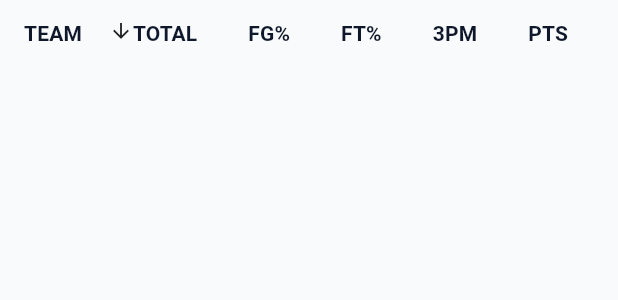
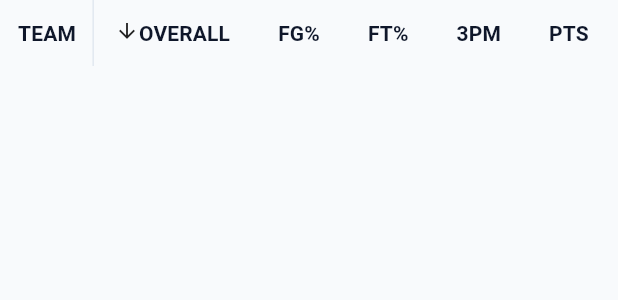
Before and after one commit to shairub5/rosteriq, a Flutter app: the AllPlayTable widget shown alone on an empty page, opened directly with empty values, on a phone screen of 412 x 824 dp. Shown: the top 300 px of the screen. Run offline on Flutter 3.47's test engine with Material 3 defaults, Android fonts, the phone set to English and light mode, and no system bars; our stand-ins replace cached_network_image, flutter_riverpod, flutter_secure_storage, shared_preferences; missing offline and left inert: flutter_web_auth_2; accounts and stored records are empty; network calls fail.

Commit message:
League table: every team's rank per category, frozen team column
Co-Authored-By: Claude Opus 5.5 <noreply@anthropic.com>

```diff
--- a/lib/screens/matchup_screen.dart
+++ b/lib/screens/matchup_screen.dart
@@ -358,13 +358,12 @@ class MatchupScreen extends ConsumerWidget {
     final rows = leagueTable(period);
     final label = season ? 'season' : 'week ${period.first.week}';
     return [
-      SectionHeader('Category wins vs every team · $label'),
+      SectionHeader('Category ranks · all teams · $label'),
       Card(clipBehavior: Clip.antiAlias, child: AllPlayTable(rows: allPlay(period), myName: myName)),
       const SizedBox(height: 6),
       Text(
-        'How many teams each team beats in each category, as if everyone played everyone '
-        '(${season ? '11 per week' : 'out of 11'}). Small number = its total${season ? ' (weekly average)' : ''}. '
-        'Swipe sideways; tap a column to sort.',
+        'Each team\'s rank among all 12 in every category, with its total underneath'
+        '${season ? ' (weekly average)' : ''}. Swipe sideways for all 9; tap a column to sort.',
         style: Theme.of(context).textTheme.bodySmall,
         textAlign: TextAlign.center,
       ),
@@ -856,7 +855,8 @@ class MyRanks extends StatelessWidget {
   }
 }
 
-/// All-play wins per team and category; sortable by any column, best per column highlighted.
+/// Every team's league rank in each category (by all-play wins) with its total underneath;
+/// sortable by any column, top 3 green and bottom 3 red.
 class AllPlayTable extends StatefulWidget {
   final List<AllPlayRow> rows;
   final String? myName;
@@ -880,61 +880,87 @@ class _AllPlayTableState extends State<AllPlayTable> {
         final byValue = _value(b).compareTo(_value(a));
         return byValue != 0 ? byValue : b.total.w.compareTo(a.total.w);
       });
-    final best = {for (final c in allStatCategories) c: rows.fold(0, (m, r) => r.cats[c]!.w > m ? r.cats[c]!.w : m)};
-    final bestTotal = rows.fold(0, (m, r) => r.total.w > m ? r.total.w : m);
-    Widget cell(int wins, String sub, bool top) => Column(
+    final n = rows.length;
+    // Rank = 1 + teams with more all-play wins (ties share a rank).
+    int rank(int Function(AllPlayRow r) wins, AllPlayRow r) => rows.where((o) => wins(o) > wins(r)).length + 1;
+    Widget cell(int rank, String sub) {
+      final color = rank <= 3
+          ? context.stat.win
+          : rank > n - 3
+              ? context.stat.loss
+              : null;
+      return Column(
         mainAxisAlignment: MainAxisAlignment.center,
         crossAxisAlignment: CrossAxisAlignment.end,
         children: [
-            Text('$wins',
+          Text(ordinal(rank),
               style: theme.textTheme.titleSmall?.copyWith(
-                  color: top ? context.stat.win : null,
-                  fontWeight: top ? FontWeight.w800 : FontWeight.w600,
+                color: color,
+                fontWeight: rank == 1 ? FontWeight.w800 : FontWeight.w600,
               )),
           Text(sub, style: theme.textTheme.labelSmall?.copyWith(color: theme.colorScheme.onSurfaceVariant)),
         ],
       );
+    }
 
-    return SingleChildScrollView(
+    Color? rowColor(AllPlayRow r) => r.name == widget.myName ? theme.colorScheme.primaryContainer : null;
+    // Team names stay put; the 10 numeric columns scroll sideways next to them. Both tables use
+    // the same fixed row heights so the rows line up.
+    DataTable table({required List<DataColumn> columns, required List<DataCell> Function(AllPlayRow r) cells, double spacing = 16}) =>
+        DataTable(
+          columnSpacing: spacing,
+          horizontalMargin: 12,
+          headingRowHeight: 44,
+          dataRowMinHeight: 56,
+          dataRowMaxHeight: 56,
+          sortColumnIndex: columns.length == 1 ? null : (_sortBy == null ? 0 : 1 + allStatCategories.indexOf(_sortBy!)),
+          sortAscending: false,
+          columns: columns,
+          rows: [for (final r in rows) DataRow(color: WidgetStatePropertyAll(rowColor(r)), cells: cells(r))],
+        );
+
+    return Row(
+      crossAxisAlignment: CrossAxisAlignment.start,
+      children: [
+        DecoratedBox(
+          decoration: BoxDecoration(border: Border(right: BorderSide(color: theme.colorScheme.outlineVariant))),
+          child: table(
+            columns: const [DataColumn(label: Text('TEAM'))],
+            cells: (r) => [
+              DataCell(ConstrainedBox(
+                constraints: const BoxConstraints(maxWidth: 96),
+                child: Text(
+                  r.name,
+                  overflow: TextOverflow.ellipsis,
+                  maxLines: 2,
+                  style: theme.textTheme.bodyMedium?.copyWith(fontWeight: FontWeight.w600, height: 1.15),
+                ),
+              )),
+            ],
+          ),
+        ),
+        Expanded(
+          child: SingleChildScrollView(
             scrollDirection: Axis.horizontal,
-      child: DataTable(
-        columnSpacing: 16,
-        horizontalMargin: 16,
-        headingRowHeight: 44,
-        dataRowMinHeight: 52,
-        dataRowMaxHeight: 56,
-        sortColumnIndex: _sortBy == null ? 1 : 2 + allStatCategories.indexOf(_sortBy!),
-        sortAscending: false,
+            child: table(
+              spacing: 14,
               columns: [
-          const DataColumn(label: Text('TEAM')),
-          DataColumn(label: const Text('TOTAL'), numeric: true, onSort: (_, _) => setState(() => _sortBy = null)),
+                DataColumn(label: const Text('OVERALL'), numeric: true, onSort: (_, _) => setState(() => _sortBy = null)),
                 for (final c in allStatCategories)
                   DataColumn(label: Text(c.label), numeric: true, onSort: (_, _) => setState(() => _sortBy = c)),
               ],
-        rows: [
-          for (final r in rows)
-            DataRow(
-              color: WidgetStatePropertyAll(r.name == widget.myName ? theme.colorScheme.primaryContainer : null),
-              cells: [
-                DataCell(ConstrainedBox(
-                  constraints: const BoxConstraints(maxWidth: 110),
-                  child: Text(
-                    r.name,
-                    overflow: TextOverflow.ellipsis,
-                    style: theme.textTheme.bodyMedium?.copyWith(fontWeight: FontWeight.w600),
-                  ),
-                )),
-                DataCell(cell(r.total.w, '${(100 * r.total.w / (r.total.w + r.total.l + r.total.t).clamp(1, 1 << 30)).round()}%',
-                    r.total.w == bestTotal)),
-                for (final c in allStatCategories)
-                  DataCell(cell(r.cats[c]!.w, formatStat(c, r.avg[c]!), r.cats[c]!.w == best[c])),
+              cells: (r) => [
+                DataCell(cell(rank((x) => x.total.w, r), '${r.total.w} wins')),
+                for (final c in allStatCategories) DataCell(cell(rank((x) => x.cats[c]!.w, r), formatStat(c, r.avg[c]!))),
               ],
             ),
+          ),
+        ),
       ],
-      ),
     );
   }
 }
+
 
 /// Every team's record and category wins for the period; sortable by any column.
 class LeagueTable extends StatefulWidget {
```
Also changed, not shown: 2 other files. Lines whose indentation alone changed are shown as unchanged.
